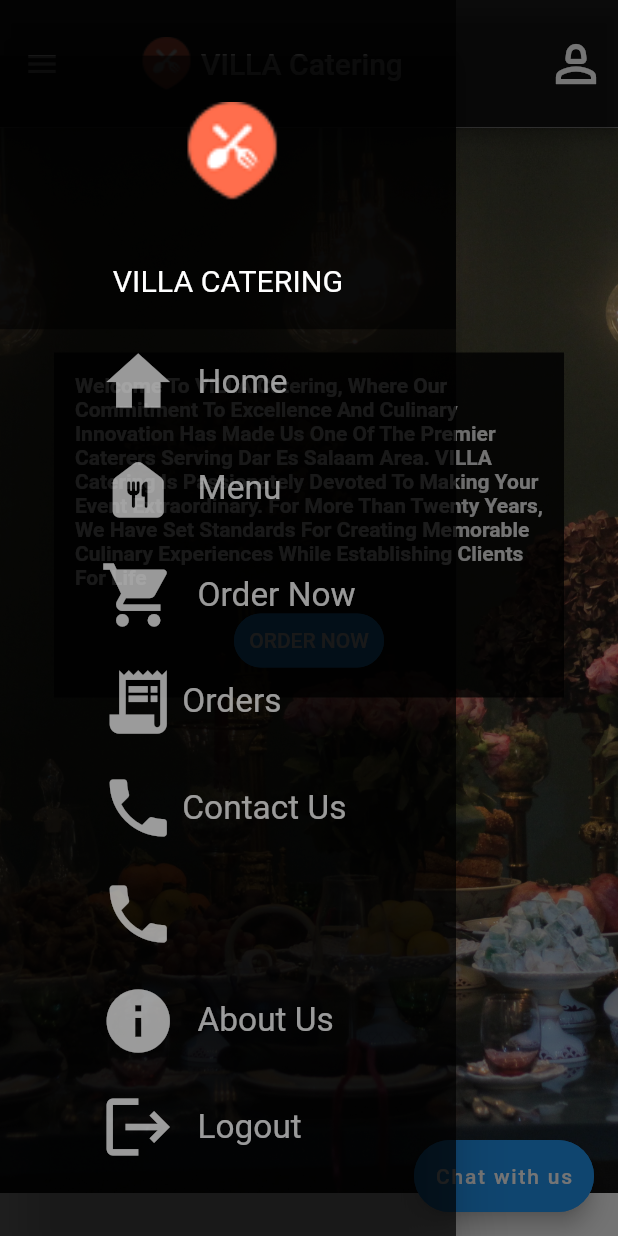
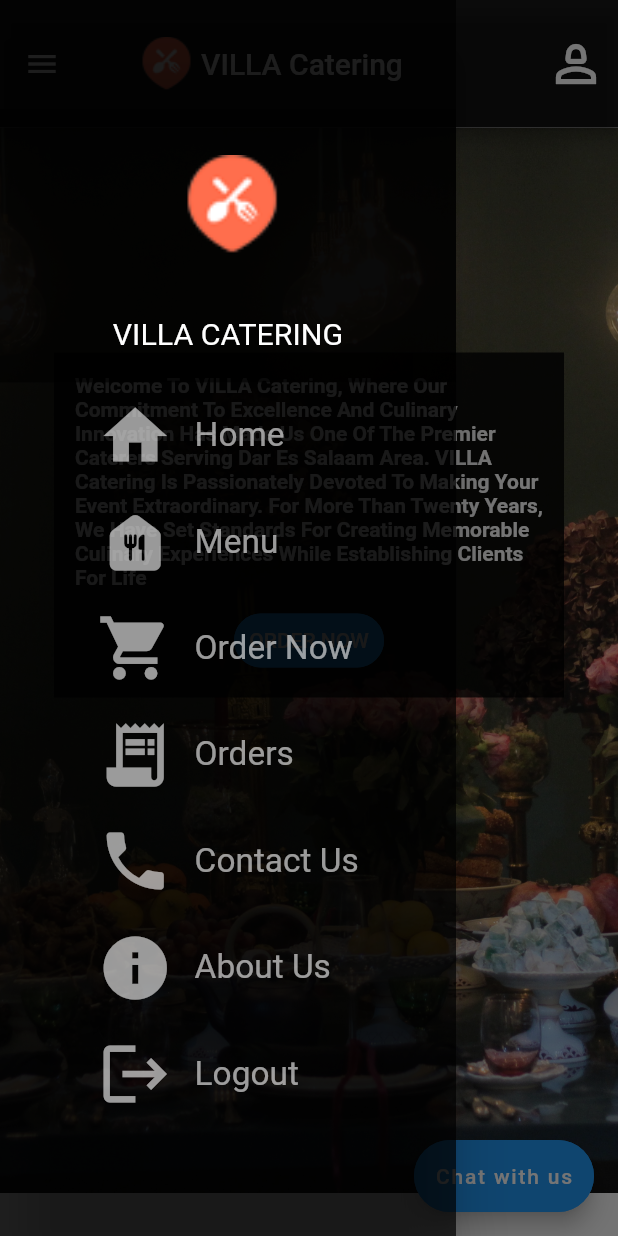
Before and after one commit to dnspascal/catering-app, a Flutter app: the screen it shows after launch, with the side drawer open, on a phone screen of 412 x 824 dp. Run offline on Flutter 3.47's test engine with Material 2 defaults, Android fonts, the light colour scheme and no system bars.

Commit message:
remove unneeded phone icon in the drawer and increase the horizantal margin

```diff
--- a/lib/customizable_widgets/MyDrawer.dart
+++ b/lib/customizable_widgets/MyDrawer.dart
@@ -145,7 +145,7 @@ class MyDrawer extends StatelessWidget {
                               color: Colors.white.withOpacity(0.6),
                             ),
                             Container(
-                              margin: const EdgeInsets.fromLTRB(4, 0, 0, 0),
+                              margin: const EdgeInsets.fromLTRB(14, 0, 0, 0),
                               child: Text(
                                 "Orders",
                                 style: TextStyle(
@@ -172,7 +172,7 @@ class MyDrawer extends StatelessWidget {
                               color: Colors.white.withOpacity(0.6),
                             ),
                             Container(
-                              margin: const EdgeInsets.fromLTRB(4.0, 0, 0, 0),
+                              margin: const EdgeInsets.fromLTRB(14.0, 0, 0, 0),
                               child: Text(
                                 "Contact Us",
                                 style: TextStyle(
@@ -184,25 +184,7 @@ class MyDrawer extends StatelessWidget {
                   ),
                 ),
                     ),
-                 InkWell(
-                  onTap: () {
-                    Navigator.push(context,
-                        MaterialPageRoute(builder: (_) => const ContactUs()));
-                  },
-                  child: Padding(
-                    padding: const EdgeInsets.all(10.0),
-                    child: Row(
-                      children: [
-                        Icon(
-                          Icons.phone,
-                          size: 50,
-                          color: Colors.white.withOpacity(0.6),
 
-                        ),
-                      ],
-                      ),
-                    ),
-                 ),
                     InkWell(
                       onTap: () {
                         Navigator.push(context,
```
